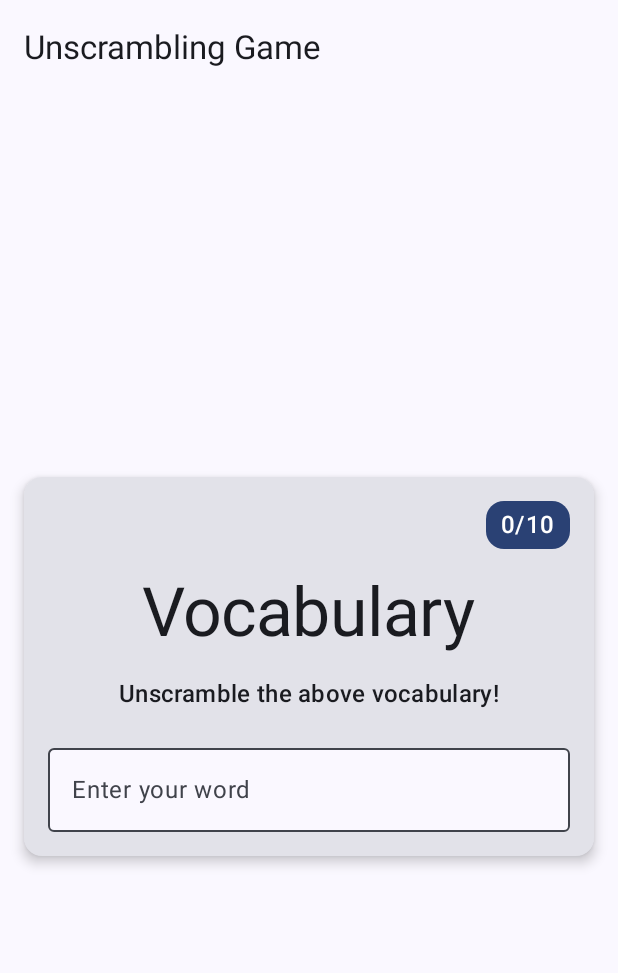
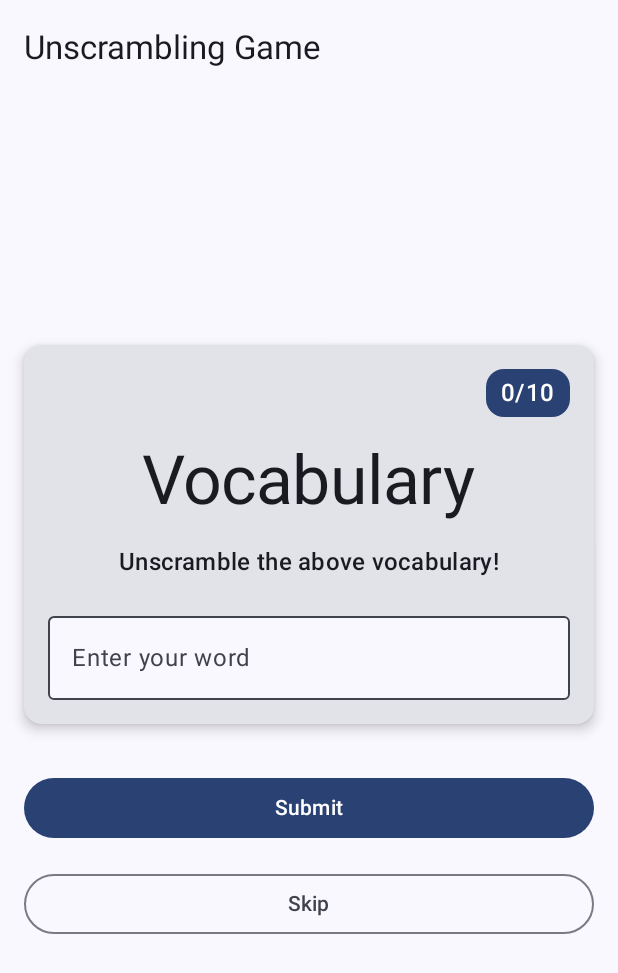
Before and after one commit to ji-circle/mobile10, an Android app built with Jetpack Compose: the screen it shows after launch (MainActivity), on a phone screen of 412 x 824 dp. Shown: the top 973 px of the screen. Run offline under Robolectric (Android 15) with nearby library versions, the phone set to English and light mode, and no system bars.

Commit message:
add: button

```diff
--- a/app/src/main/java/com/example/fourthapp/MainActivity.kt
+++ b/app/src/main/java/com/example/fourthapp/MainActivity.kt
@@ -10,12 +10,14 @@ import androidx.compose.foundation.layout.Column
 import androidx.compose.foundation.layout.fillMaxSize
 import androidx.compose.foundation.layout.fillMaxWidth
 import androidx.compose.foundation.layout.padding
+import androidx.compose.material3.Button
 import androidx.compose.material3.Card
 import androidx.compose.material3.CardDefaults
 import androidx.compose.material3.ExperimentalMaterial3Api
 import androidx.compose.material3.MaterialTheme.colorScheme
 import androidx.compose.material3.MaterialTheme.shapes
 import androidx.compose.material3.MaterialTheme.typography
+import androidx.compose.material3.OutlinedButton
 import androidx.compose.material3.OutlinedTextField
 import androidx.compose.material3.Scaffold
 import androidx.compose.material3.Text
@@ -46,14 +48,17 @@ class MainActivity : ComponentActivity() {
                     Column(
                         modifier = Modifier
                             .fillMaxSize()
-                            .padding(innerPadding),
+                            .padding(innerPadding)
+                            //아래 코드를 통해, 애초에 이 안의 것들의 가로 패딩을 주게됨..
+                            //  그럼 아래에서 각각에 fillMaxWidth() 했을 때에도 적용됨!
+                            .padding(horizontal = 16.dp),
                         verticalArrangement = Arrangement.Center,
-
-                        ) {
+                        //이 밑의 코드로 카드와 버튼들의 정렬이 가운데정렬이 됨
+                        horizontalAlignment = Alignment.CenterHorizontally
+                    ) {
                         Card(
                             modifier = Modifier
-                                .fillMaxWidth()
-                                .padding(16.dp),
+                                .fillMaxWidth(),
                             elevation = CardDefaults.cardElevation(defaultElevation = 5.dp)
                         ) {
                             Column(
@@ -99,6 +104,26 @@ class MainActivity : ComponentActivity() {
                             }
 
                         }
+                        Column(
+                            //vertical 패딩을 줘서 각각의 세로 간격을 줌
+                            modifier = Modifier.padding(vertical = 32.dp),
+                            //아래 코드로 버튼들 간의 간격을 추가함
+                            verticalArrangement = Arrangement.spacedBy(16.dp)
+                        ) {
+                            Button(
+                                modifier = Modifier.fillMaxWidth(),
+                                onClick = {}
+                            ) {
+                                Text(text = "Submit")
+                            }
+                            OutlinedButton(
+                                modifier = Modifier.fillMaxWidth(),
+                                onClick = {}
+                            ) {
+                                Text(text = "Skip")
+                            }
+
+                        }
                     }
                 }
             }
```
